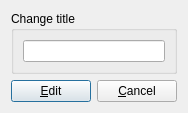
Qt form sources/windows/ChangeHeaderDialog.ui (ViviCoder/GM-Assistant) before a commit.
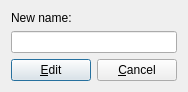
The same form after that commit. Icons and pictures are not drawn.

Commit message: Some modifications (e.g. translation) of Character-related features

What changed in the file:
```diff
--- a/sources/windows/ChangeHeaderDialog.ui
+++ b/sources/windows/ChangeHeaderDialog.ui
@@ -9,8 +9,8 @@
    <rect>
     <x>0</x>
     <y>0</y>
-    <width>196</width>
-    <height>116</height>
+    <width>199</width>
+    <height>117</height>
    </rect>
   </property>
   <property name="windowTitle">
@@ -24,17 +24,15 @@
     <enum>QLayout::SetFixedSize</enum>
    </property>
    <item>
-    <widget class="QGroupBox" name="groupBox_2">
-     <property name="title">
-      <string>Change title</string>
+    <widget class="QLabel" name="label">
+     <property name="text">
+      <string>New name:</string>
      </property>
-     <layout class="QVBoxLayout" name="verticalLayout">
-      <item>
-       <widget class="QLineEdit" name="editItem"/>
-      </item>
-     </layout>
     </widget>
    </item>
+   <item>
+    <widget class="QLineEdit" name="editItem"/>
+   </item>
    <item>
     <layout class="QHBoxLayout" name="horizontalLayout">
      <item>
```
Left out of the diff: 6 changed lines with no effect on the pictures. The commit also changes 2 other files.
